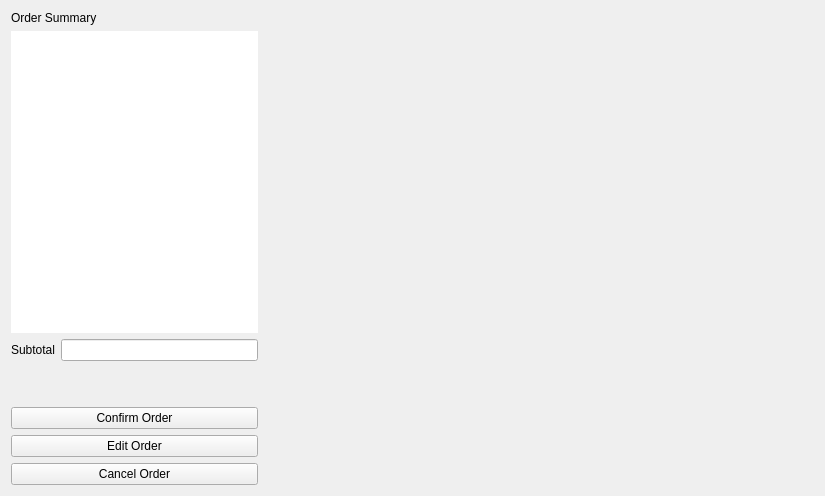
Before: the Qt Designer form menuwidget.ui in jwannamaker/CS1D_FastFoodProject, drawn with Qt 5.
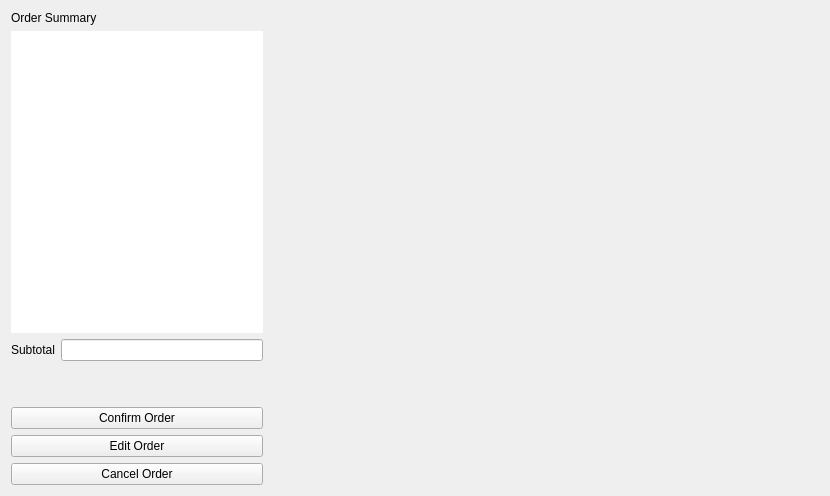
After: the same form once the commit is applied.

```diff
--- a/menuwidget.ui
+++ b/menuwidget.ui
@@ -6,7 +6,7 @@
    <rect>
     <x>0</x>
     <y>0</y>
-    <width>751</width>
+    <width>830</width>
     <height>496</height>
    </rect>
   </property>
@@ -130,7 +130,7 @@
         <x>0</x>
         <y>0</y>
         <width>550</width>
-        <height>480</height>
+        <height>474</height>
        </rect>
       </property>
      </widget>
```
Left out of the diff: 2 changed lines with no effect on the pictures.
